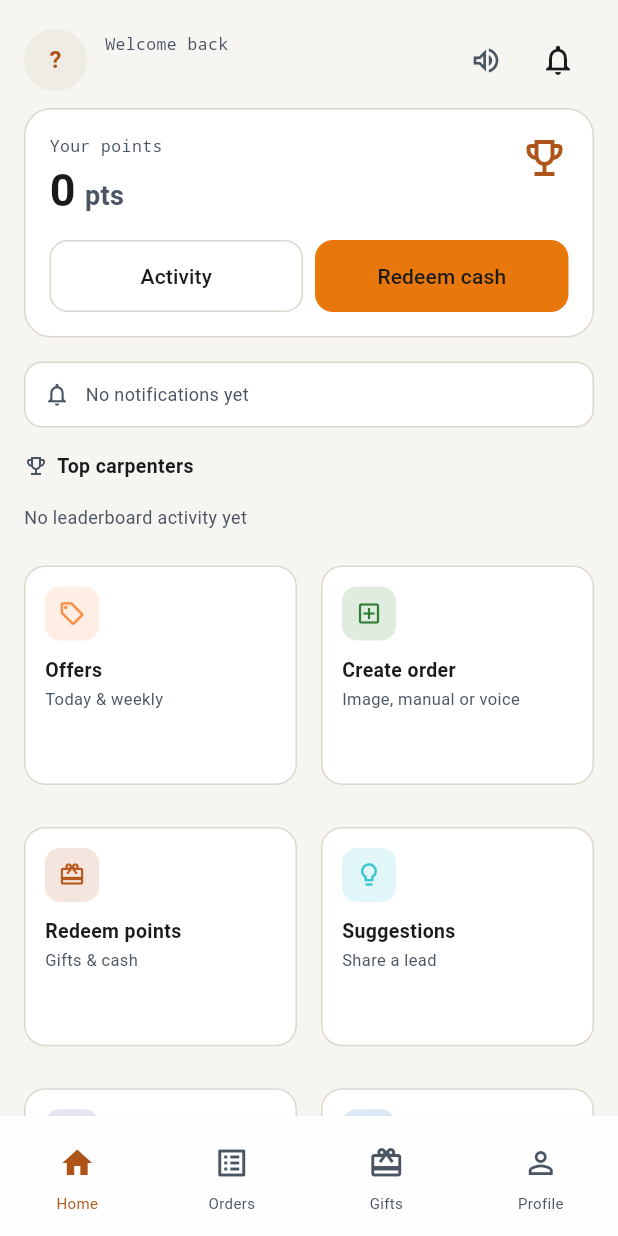
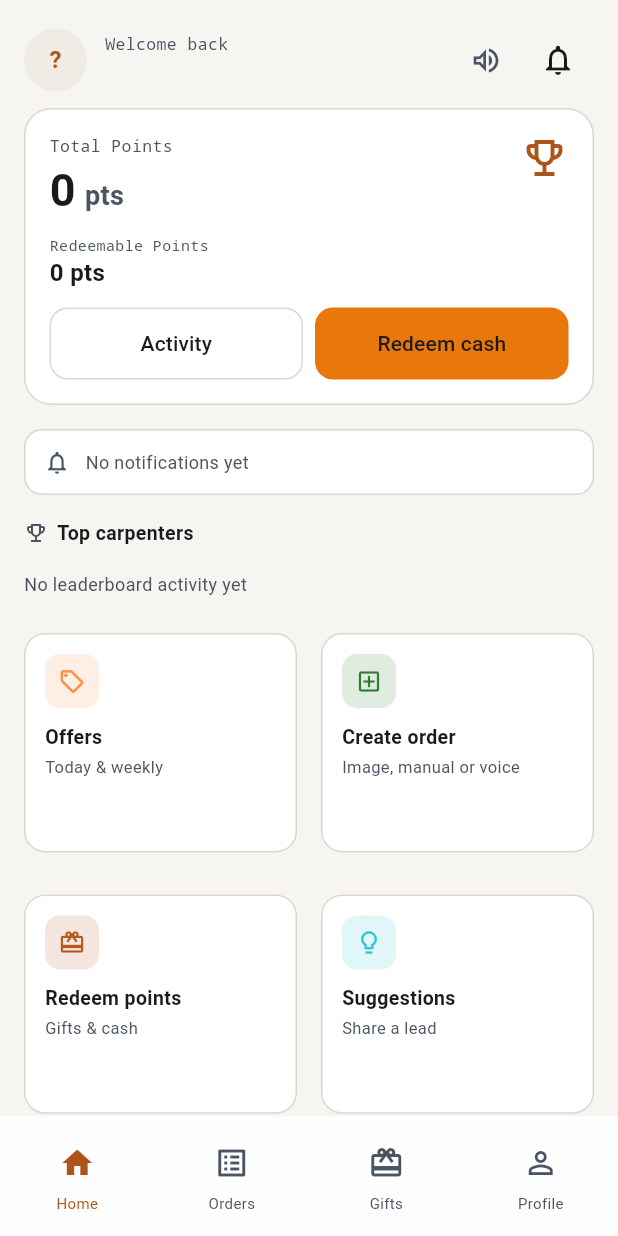
Before and after one commit to nigamkartik96/carpenter, a Flutter app: the GiftSuccessScreen screen opened by its route, after a tap on "Back to dashboard", on a phone screen of 412 x 824 dp. Run offline on Flutter 3.47's test engine with Material 3 defaults, Android fonts, the phone set to English and light mode, and no system bars; our stand-ins replace audioplayers, cloud_firestore, file_picker, firebase_auth, firebase_core, flutter_contacts and 8 more; missing offline and left inert: mobile_scanner, record, workmanager; accounts and stored records are empty.

Commit message:
Points changes

```diff
--- a/carpenter_app/lib/l10n/strings.dart
+++ b/carpenter_app/lib/l10n/strings.dart
@@ -41,7 +41,8 @@ const Map<String, String> hiStrings = {
       'मैं कंपनी के साथ अपना लोकेशन शेयर करने के लिए सहमत हूं।',
   'Allow location access': 'लोकेशन एक्सेस की अनुमति दें',
   'Continue without sharing': 'शेयर किए बिना जारी रखें',
-  'Your points': 'आपके पॉइंट्स',
+  'Redeemable Points': 'रिडीमेबल पॉइंट्स',
+  'Total Points': 'कुल पॉइंट्स',
   'Activity': 'एक्टिविटी',
   'Redeem cash': 'नकद भुनाएं',
   'Top carpenters': 'टॉप कारपेंटर',
--- a/carpenter_app/lib/screens/home_shell.dart
+++ b/carpenter_app/lib/screens/home_shell.dart
@@ -154,12 +154,12 @@ class DashboardScreen extends StatelessWidget {
                     child: Column(
                       crossAxisAlignment: CrossAxisAlignment.start,
                       children: [
-                        Text(app.tr('Your points'), style: const TextStyle(fontSize: 11, color: kMuted, fontFamily: 'monospace')),
+                        Text(app.tr('Total Points'), style: const TextStyle(fontSize: 11, color: kMuted, fontFamily: 'monospace')),
                         Row(
                           crossAxisAlignment: CrossAxisAlignment.baseline,
                           textBaseline: TextBaseline.alphabetic,
                           children: [
-                            Text('${app.points}', style: const TextStyle(fontSize: 30, fontWeight: FontWeight.w700, color: kText)),
+                            Text('${app.totalPoints}', style: const TextStyle(fontSize: 30, fontWeight: FontWeight.w700, color: kText)),
                             const SizedBox(width: 6),
                             Text(app.tr('pts'), style: const TextStyle(fontSize: 18, fontWeight: FontWeight.w600, color: kMuted)),
                           ],
@@ -168,6 +168,20 @@ class DashboardScreen extends StatelessWidget {
                     ),
                   ),
                   const Icon(Icons.emoji_events_outlined, color: kPrimaryDark, size: 32),
+                ],
+              ),
+              const SizedBox(height: 8),
+              Row(
+                children: [
+                  Expanded(
+                    child: Column(
+                      crossAxisAlignment: CrossAxisAlignment.start,
+                      children: [
+                        Text(app.tr('Redeemable Points'), style: const TextStyle(fontSize: 10, color: kMuted, fontFamily: 'monospace')),
+                        Text('${app.points} ${app.tr('pts')}', style: const TextStyle(fontSize: 16, fontWeight: FontWeight.w600, color: kText)),
+                      ],
+                    ),
+                  ),
                 ],
               ),
               const SizedBox(height: 12),
--- a/carpenter_app/lib/state/app_state.dart
+++ b/carpenter_app/lib/state/app_state.dart
@@ -76,6 +76,8 @@ class AppState extends ChangeNotifier {
   final List<Lead> leads = [];
   final List<AppNotification> notifications = [];
   int get unreadCount => notifications.where((n) => !n.read).length;
+  int get pendingOrderPoints => orders.where((o) => o.status != 'Delivered' && o.status != 'Cancelled').fold(0, (sum, o) => sum + o.points);
+  int get totalPoints => points + pendingOrderPoints;
 
   String tr(String key) => locale.tr(key);
   String trf(String key, Object n) => locale.trf(key, n);
```
